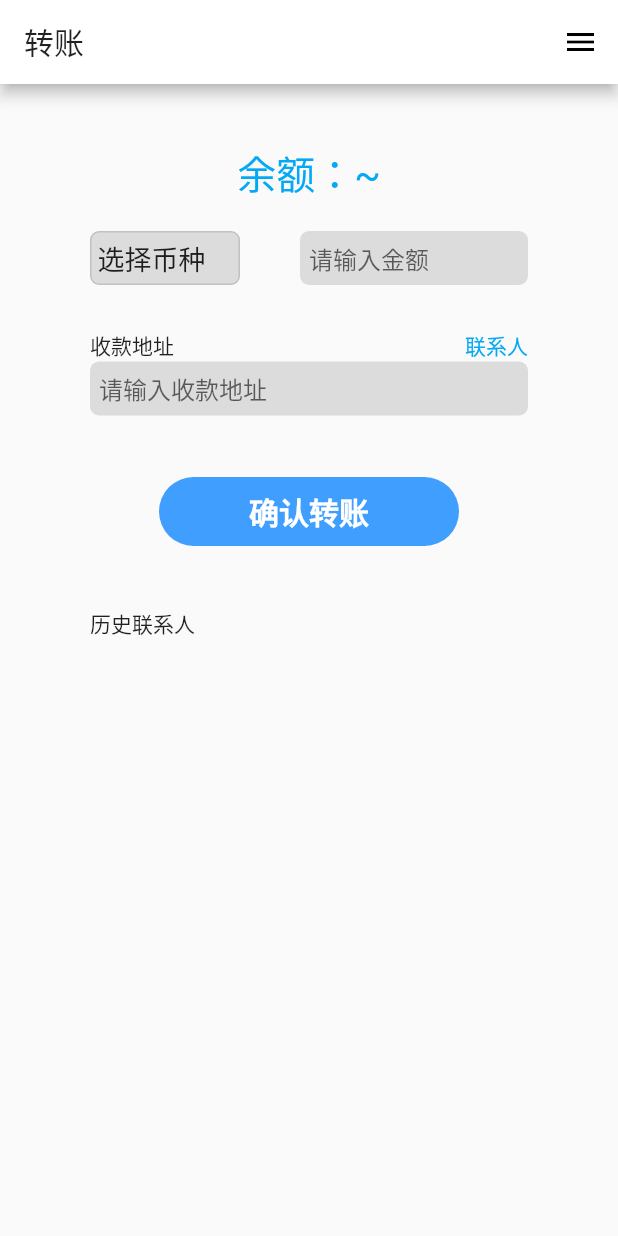
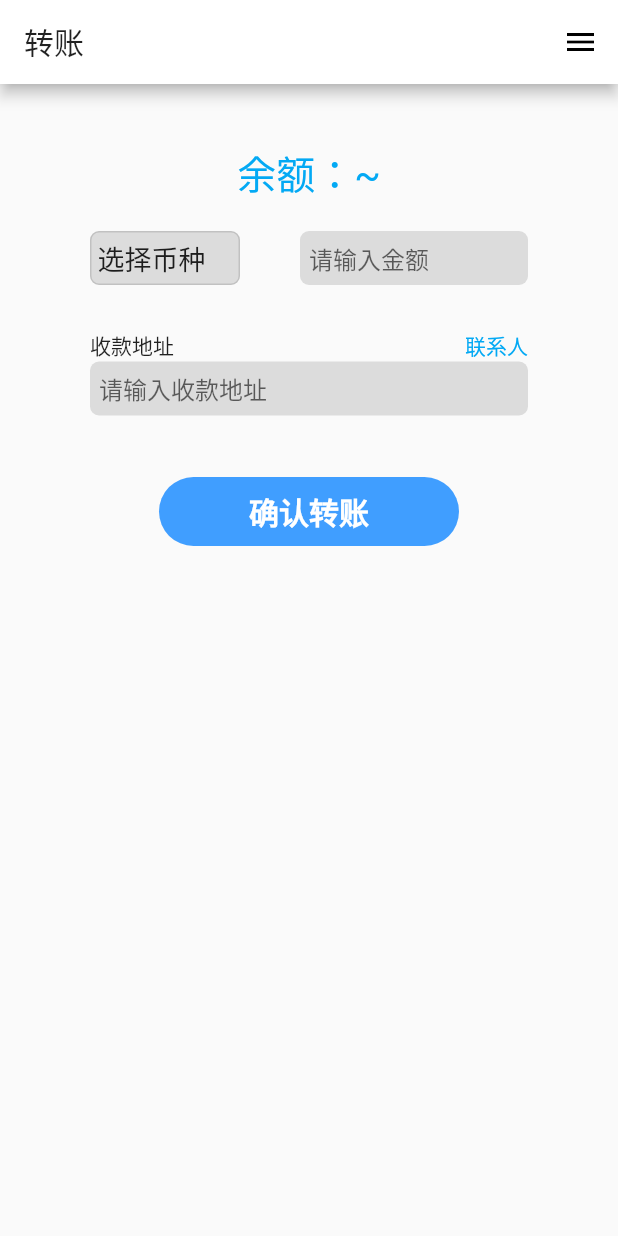
Before and after one commit to youwallet/wallet, a Flutter app: the TabTransfer screen opened directly, on a phone screen of 412 x 824 dp. Run offline on Flutter 3.47's test engine with Material 2 defaults, Android fonts, the phone set to English and light mode, and no system bars; our stand-ins replace convert, decimal, dio, event_bus, flutter_slidable, get_it and 6 more; missing offline and left inert: barcode_scan, bip32, bip39, bitcoin_flutter, common_utils, ed25519_hd_key and 5 more; accounts and stored records are empty; project files that could hold a hidden picture were left out.

Commit message:
fix #25 没有转账历史时隐藏标头

```diff
--- a/you_wallet/lib/pages/tabs/tab_transfer.dart
+++ b/you_wallet/lib/pages/tabs/tab_transfer.dart
@@ -258,7 +258,7 @@ class Page extends State<TabTransfer> {
               child: new Column(
                 crossAxisAlignment: CrossAxisAlignment.start,
                 children: <Widget>[
-                  Text('历史联系人'),
+                  Text(Provider.of<Book>(context).items.length>0?'历史联系人':''),
                   Consumer<Book>(
                     builder: (context, Book, child) {
                       return Wrap(
```
